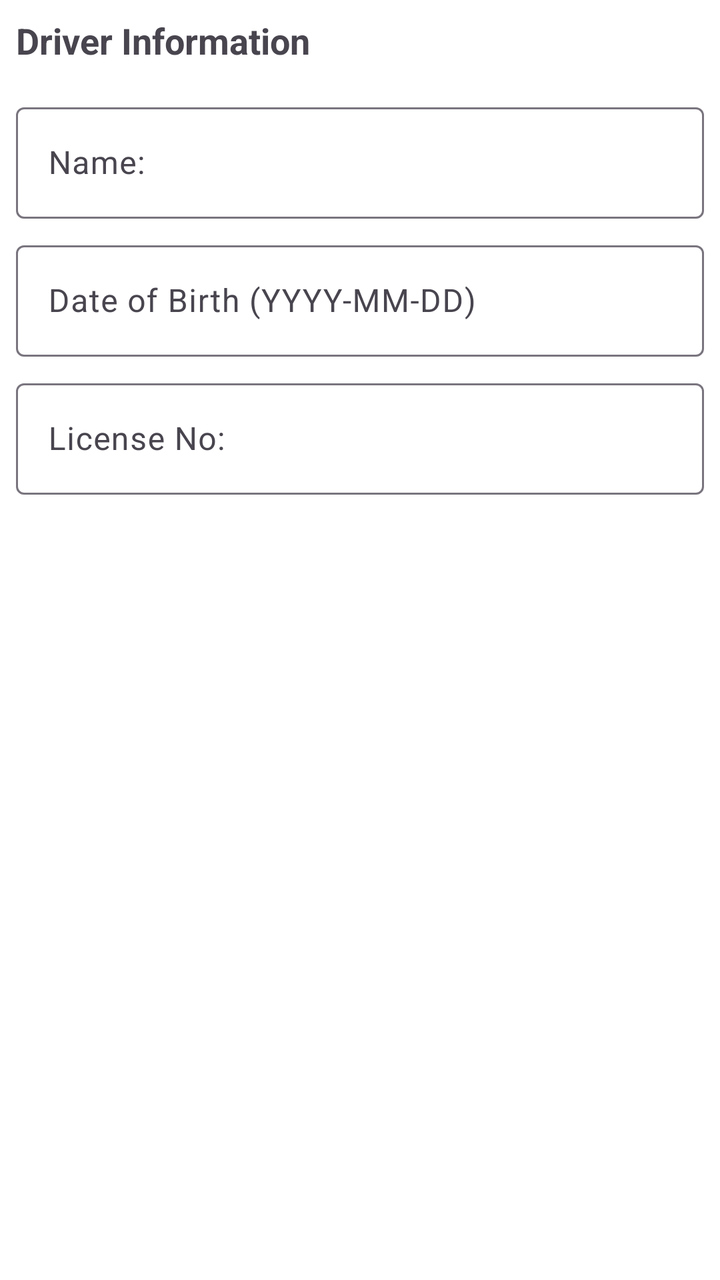
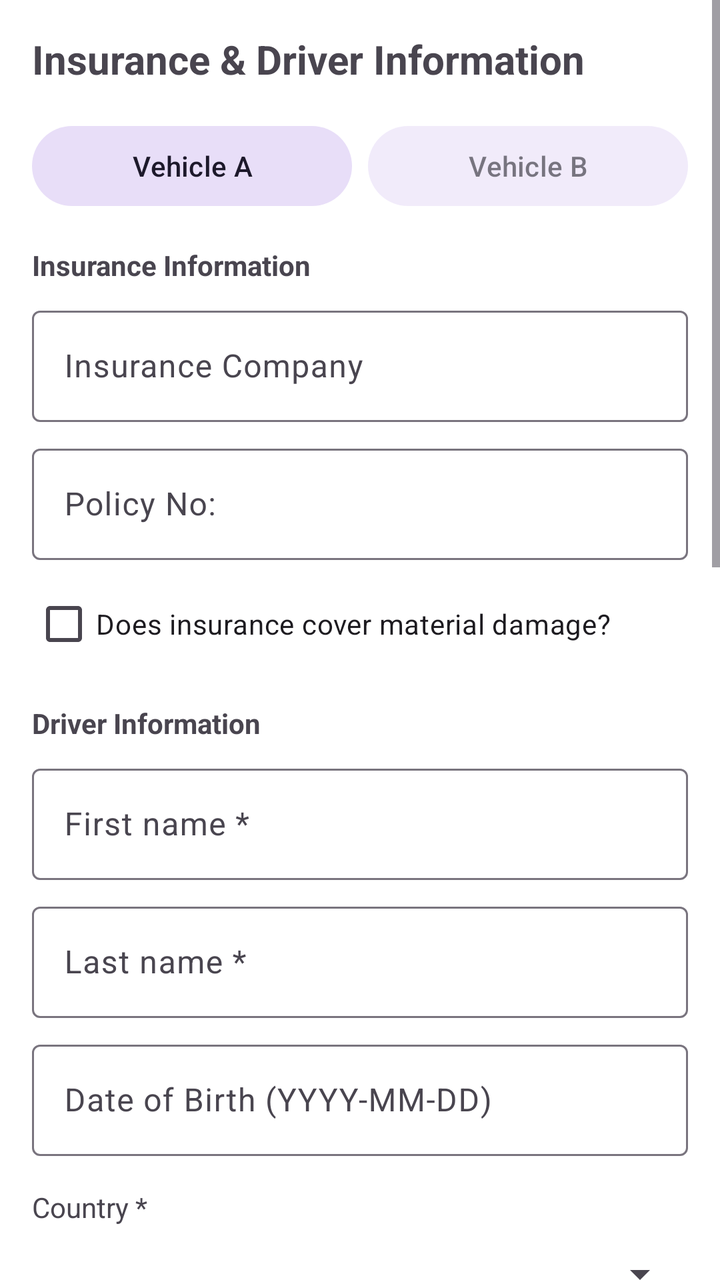

Before-and-after screenshots of an Android layout around one commit, followed by the original layout XML and the change that was made.
<!-- AndroidManifest.xml: application theme Theme.AccidentReportingApp -->
<!-- res/layout/step_driver_info.xml -->
<?xml version="1.0" encoding="utf-8"?>
<LinearLayout xmlns:android="http://schemas.android.com/apk/res/android"
    android:layout_width="match_parent"
    android:layout_height="match_parent"
    android:orientation="vertical"
    android:padding="8dp">

    <TextView
        android:id="@+id/text_step_title"
        android:layout_width="match_parent"
        android:layout_height="wrap_content"
        android:text="@string/label_driver"
        android:textSize="18sp"
        android:textStyle="bold"
        android:layout_marginBottom="16dp"/>

    <com.google.android.material.textfield.TextInputLayout
        android:layout_width="match_parent"
        android:layout_height="wrap_content"
        android:layout_marginBottom="8dp"
        style="@style/Widget.Material3.TextInputLayout.OutlinedBox">

        <com.google.android.material.textfield.TextInputEditText
            android:id="@+id/edit_driver_name"
            android:layout_width="match_parent"
            android:layout_height="wrap_content"
            android:hint="@string/field_name" />
    </com.google.android.material.textfield.TextInputLayout>

    <com.google.android.material.textfield.TextInputLayout
        android:layout_width="match_parent"
        android:layout_height="wrap_content"
        android:layout_marginBottom="8dp"
        style="@style/Widget.Material3.TextInputLayout.OutlinedBox">

        <com.google.android.material.textfield.TextInputEditText
            android:id="@+id/edit_driver_dob"
            android:layout_width="match_parent"
            android:layout_height="wrap_content"
            android:hint="Date of Birth (YYYY-MM-DD)" />
    </com.google.android.material.textfield.TextInputLayout>

    <com.google.android.material.textfield.TextInputLayout
        android:layout_width="match_parent"
        android:layout_height="wrap_content"
        android:layout_marginBottom="8dp"
        style="@style/Widget.Material3.TextInputLayout.OutlinedBox">

        <com.google.android.material.textfield.TextInputEditText
            android:id="@+id/edit_driver_license"
            android:layout_width="match_parent"
            android:layout_height="wrap_content"
            android:hint="@string/field_license_no" />
    </com.google.android.material.textfield.TextInputLayout>

</LinearLayout>
<!-- resources referenced by this layout -->
<resources>
  <string name="field_license_no">License No:</string>
  <string name="field_name">Name:</string>
  <string name="label_driver">Driver Information</string>
  <style name="Theme.AccidentReportingApp" parent="Base.Theme.AccidentReportingApp" />
  <style name="Base.Theme.AccidentReportingApp" parent="Theme.Material3.DayNight.NoActionBar">
          
          <item name="colorPrimary">@color/primary</item>
          <item name="colorOnPrimary">@color/white</item>
          <item name="colorPrimaryContainer">@color/primary_container</item>
  
          
          <item name="android:windowBackground">@color/white</item>
      </style>
  <color name="primary">#120D31</color>
  <color name="white">#FFFFFFFF</color>
  <color name="primary_container">#F0D3F7</color>
</resources>

<!-- the commit's change to res/layout/step_driver_info.xml (unified diff, before → after) -->
@@ -1,56 +1,278 @@
 <?xml version="1.0" encoding="utf-8"?>
-<LinearLayout xmlns:android="http://schemas.android.com/apk/res/android"
+<ScrollView xmlns:android="http://schemas.android.com/apk/res/android"
     android:layout_width="match_parent"
     android:layout_height="match_parent"
-    android:orientation="vertical"
-    android:padding="8dp">
-
-    <TextView
-        android:id="@+id/text_step_title"
+    xmlns:app="http://schemas.android.com/apk/res-auto">
+
+    <LinearLayout
         android:layout_width="match_parent"
         android:layout_height="wrap_content"
-        android:text="@string/label_driver"
-        android:textSize="18sp"
-        android:textStyle="bold"
-        android:layout_marginBottom="16dp"/>
-
-    <com.google.android.material.textfield.TextInputLayout
-        android:layout_width="match_parent"
-        android:layout_height="wrap_content"
-        android:layout_marginBottom="8dp"
-        style="@style/Widget.Material3.TextInputLayout.OutlinedBox">
-
-        <com.google.android.material.textfield.TextInputEditText
-            android:id="@+id/edit_driver_name"
-            android:layout_width="match_parent"
-            android:layout_height="wrap_content"
-            android:hint="@string/field_name" />
-    </com.google.android.material.textfield.TextInputLayout>
-
-    <com.google.android.material.textfield.TextInputLayout
-        android:layout_width="match_parent"
-        android:layout_height="wrap_content"
-        android:layout_marginBottom="8dp"
-        style="@style/Widget.Material3.TextInputLayout.OutlinedBox">
-
-        <com.google.android.material.textfield.TextInputEditText
-            android:id="@+id/edit_driver_dob"
-            android:layout_width="match_parent"
-            android:layout_height="wrap_content"
-            android:hint="Date of Birth (YYYY-MM-DD)" />
-    </com.google.android.material.textfield.TextInputLayout>
-
-    <com.google.android.material.textfield.TextInputLayout
-        android:layout_width="match_parent"
-        android:layout_height="wrap_content"
-        android:layout_marginBottom="8dp"
-        style="@style/Widget.Material3.TextInputLayout.OutlinedBox">
-
-        <com.google.android.material.textfield.TextInputEditText
-            android:id="@+id/edit_driver_license"
-            android:layout_width="match_parent"
-            android:layout_height="wrap_content"
-            android:hint="@string/field_license_no" />
-    </com.google.android.material.textfield.TextInputLayout>
-
-</LinearLayout>
+        android:orientation="vertical"
+        android:padding="16dp">
+
+        <TextView
+            android:id="@+id/text_step_title"
+            android:layout_width="match_parent"
+            android:layout_height="wrap_content"
+            android:text="@string/header_insurance_driver"
+            android:textSize="20sp"
+            android:textStyle="bold"
+            android:layout_marginBottom="16dp"/>
+
+        <LinearLayout
+            android:layout_width="match_parent"
+            android:layout_height="wrap_content"
+            android:orientation="horizontal"
+            android:layout_marginBottom="16dp">
+
+            <com.google.android.material.button.MaterialButton
+                android:id="@+id/tab_driver_a"
+                style="@style/Widget.Material3.Button.TonalButton"
+                android:layout_width="0dp"
+                android:layout_height="wrap_content"
+                android:layout_weight="1"
+                android:text="@string/header_vehicle_a"
+                android:layout_marginEnd="4dp"/>
+
+            <com.google.android.material.button.MaterialButton
+                android:id="@+id/tab_driver_b"
+                style="@style/Widget.Material3.Button.TonalButton"
+                android:layout_width="0dp"
+                android:layout_height="wrap_content"
+                android:layout_weight="1"
+                android:text="@string/header_vehicle_b"
+                android:layout_marginStart="4dp"
+                android:alpha="0.6"/>
+        </LinearLayout>
+
+        
+        <TextView
+            android:layout_width="match_parent"
+            android:layout_height="wrap_content"
+            android:text="@string/header_insurance_info"
+            android:textStyle="bold"
+            android:layout_marginBottom="8dp"/>
+
+        <com.google.android.material.textfield.TextInputLayout
+            android:layout_width="match_parent"
+            android:layout_height="wrap_content"
+            android:layout_marginBottom="8dp"
+            style="@style/Widget.Material3.TextInputLayout.OutlinedBox">
+            <com.google.android.material.textfield.TextInputEditText
+                android:id="@+id/edit_insurance_name"
+                android:layout_width="match_parent"
+                android:layout_height="wrap_content"
+                android:hint="@string/label_insurance_company" />
+        </com.google.android.material.textfield.TextInputLayout>
+
+        <com.google.android.material.textfield.TextInputLayout
+            android:layout_width="match_parent"
+            android:layout_height="wrap_content"
+            android:layout_marginBottom="8dp"
+            style="@style/Widget.Material3.TextInputLayout.OutlinedBox">
+            <com.google.android.material.textfield.TextInputEditText
+                android:id="@+id/edit_policy_number"
+                android:layout_width="match_parent"
+                android:layout_height="wrap_content"
+                android:hint="@string/field_policy_no" />
+        </com.google.android.material.textfield.TextInputLayout>
+
+        <com.google.android.material.checkbox.MaterialCheckBox
+            android:id="@+id/check_covers_damage"
+            android:layout_width="match_parent"
+            android:layout_height="wrap_content"
+            android:layout_marginBottom="16dp"
+            android:text="@string/hint_insurance_covers" />
+
+        
+        <TextView
+            android:layout_width="match_parent"
+            android:layout_height="wrap_content"
+            android:text="@string/label_driver"
+            android:textStyle="bold"
+            android:layout_marginBottom="8dp"/>
+
+        <com.google.android.material.textfield.TextInputLayout
+            android:layout_width="match_parent"
+            android:layout_height="wrap_content"
+            android:layout_marginBottom="8dp"
+            style="@style/Widget.Material3.TextInputLayout.OutlinedBox">
+            <com.google.android.material.textfield.TextInputEditText
+                android:id="@+id/edit_driver_first_name"
+                android:layout_width="match_parent"
+                android:layout_height="wrap_content"
+                android:hint="First name *" />
+        </com.google.android.material.textfield.TextInputLayout>
+
+        <com.google.android.material.textfield.TextInputLayout
+            android:layout_width="match_parent"
+            android:layout_height="wrap_content"
+            android:layout_marginBottom="8dp"
+            style="@style/Widget.Material3.TextInputLayout.OutlinedBox">
+            <com.google.android.material.textfield.TextInputEditText
+                android:id="@+id/edit_driver_last_name"
+                android:layout_width="match_parent"
+                android:layout_height="wrap_content"
+                android:hint="Last name *" />
+        </com.google.android.material.textfield.TextInputLayout>
+
+        <com.google.android.material.textfield.TextInputLayout
+            android:layout_width="match_parent"
+            android:layout_height="wrap_content"
+            android:layout_marginBottom="8dp"
+            style="@style/Widget.Material3.TextInputLayout.OutlinedBox">
+            <com.google.android.material.textfield.TextInputEditText
+                android:id="@+id/edit_driver_dob"
+                android:layout_width="match_parent"
+                android:layout_height="wrap_content"
+                android:hint="@string/hint_dob" />
+        </com.google.android.material.textfield.TextInputLayout>
+
+        <TextView
+            android:layout_width="match_parent"
+            android:layout_height="wrap_content"
+            android:text="Country *"
+            android:layout_marginTop="8dp"/>
+        <Spinner
+            android:id="@+id/spinner_driver_country"
+            android:layout_width="match_parent"
+            android:layout_height="wrap_content"
+            android:layout_marginBottom="8dp"
+            android:minHeight="48dp" />
+
+        <com.google.android.material.textfield.TextInputLayout
+            android:layout_width="match_parent"
+            android:layout_height="wrap_content"
+            android:layout_marginBottom="8dp"
+            style="@style/Widget.Material3.TextInputLayout.OutlinedBox">
+            <com.google.android.material.textfield.TextInputEditText
+                android:id="@+id/edit_driver_street"
+                android:layout_width="match_parent"
+                android:layout_height="wrap_content"
+                android:hint="Street *" />
+        </com.google.android.material.textfield.TextInputLayout>
+
+        <com.google.android.material.textfield.TextInputLayout
+            android:layout_width="match_parent"
+            android:layout_height="wrap_content"
+            android:layout_marginBottom="8dp"
+            style="@style/Widget.Material3.TextInputLayout.OutlinedBox">
+            <com.google.android.material.textfield.TextInputEditText
+                android:id="@+id/edit_driver_house_number"
+                android:layout_width="match_parent"
+                android:layout_height="wrap_content"
+                android:hint="House no. *" />
+        </com.google.android.material.textfield.TextInputLayout>
+
+        <com.google.android.material.textfield.TextInputLayout
+            android:layout_width="match_parent"
+            android:layout_height="wrap_content"
+            android:layout_marginBottom="8dp"
+            style="@style/Widget.Material3.TextInputLayout.OutlinedBox">
+            <com.google.android.material.textfield.TextInputEditText
+                android:id="@+id/edit_driver_apartment"
+                android:layout_width="match_parent"
+                android:layout_height="wrap_content"
+                android:hint="Apartment" />
+        </com.google.android.material.textfield.TextInputLayout>
+
+        <com.google.android.material.textfield.TextInputLayout
+            android:layout_width="match_parent"
+            android:layout_height="wrap_content"
+            android:layout_marginBottom="8dp"
+            style="@style/Widget.Material3.TextInputLayout.OutlinedBox">
+            <com.google.android.material.textfield.TextInputEditText
+                android:id="@+id/edit_driver_city"
+                android:layout_width="match_parent"
+                android:layout_height="wrap_content"
+                android:hint="City *" />
+        </com.google.android.material.textfield.TextInputLayout>
+
+        <com.google.android.material.textfield.TextInputLayout
+            android:layout_width="match_parent"
+            android:layout_height="wrap_content"
+            android:layout_marginBottom="8dp"
+            style="@style/Widget.Material3.TextInputLayout.OutlinedBox">
+            <com.google.android.material.textfield.TextInputEditText
+                android:id="@+id/edit_driver_postal_code"
+                android:layout_width="match_parent"
+                android:layout_height="wrap_content"
+                android:hint="Postal code" />
+        </com.google.android.material.textfield.TextInputLayout>
+
+        <com.google.android.material.textfield.TextInputLayout
+            android:layout_width="match_parent"
+            android:layout_height="wrap_content"
+            android:layout_marginBottom="8dp"
+            style="@style/Widget.Material3.TextInputLayout.OutlinedBox">
+            <com.google.android.material.textfield.TextInputEditText
+                android:id="@+id/edit_driver_email"
+                android:layout_width="match_parent"
+                android:layout_height="wrap_content"
+                android:hint="Email"
+                android:inputType="textEmailAddress" />
+        </com.google.android.material.textfield.TextInputLayout>
+
+        <com.google.android.material.textfield.TextInputLayout
+            android:layout_width="match_parent"
+            android:layout_height="wrap_content"
+            android:layout_marginBottom="8dp"
+            style="@style/Widget.Material3.TextInputLayout.OutlinedBox">
+            <com.google.android.material.textfield.TextInputEditText
+                android:id="@+id/edit_driver_contact"
+                android:layout_width="match_parent"
+                android:layout_height="wrap_content"
+                android:hint="Phone"
+                android:inputType="phone" />
+        </com.google.android.material.textfield.TextInputLayout>
+
+        <com.google.android.material.textfield.TextInputLayout
+            android:layout_width="match_parent"
+            android:layout_height="wrap_content"
+            android:layout_marginBottom="8dp"
+            style="@style/Widget.Material3.TextInputLayout.OutlinedBox">
+            <com.google.android.material.textfield.TextInputEditText
+                android:id="@+id/edit_driver_license"
+                android:layout_width="match_parent"
+                android:layout_height="wrap_content"
+                android:hint="@string/field_license_no" />
+        </com.google.android.material.textfield.TextInputLayout>
+
+        <com.google.android.material.textfield.TextInputLayout
+            android:layout_width="match_parent"
+            android:layout_height="wrap_content"
+            android:layout_marginBottom="8dp"
+            style="@style/Widget.Material3.TextInputLayout.OutlinedBox">
+            <com.google.android.material.textfield.TextInputEditText
+                android:id="@+id/edit_driver_license_category"
+                android:layout_width="match_parent"
+                android:layout_height="wrap_content"
+                android:hint="License category" />
+        </com.google.android.material.textfield.TextInputLayout>
+
+        <com.google.android.material.textfield.TextInputLayout
+            android:layout_width="match_parent"
+            android:layout_height="wrap_content"
+            android:layout_marginBottom="8dp"
+            style="@style/Widget.Material3.TextInputLayout.OutlinedBox">
+            <com.google.android.material.textfield.TextInputEditText
+                android:id="@+id/edit_driver_license_expiry"
+                android:layout_width="match_parent"
+                android:layout_height="wrap_content"
+                android:hint="License expiry" />
+        </com.google.android.material.textfield.TextInputLayout>
+
+        <com.google.android.material.textfield.TextInputLayout
+            android:layout_width="match_parent"
+            android:layout_height="wrap_content"
+            android:layout_marginBottom="8dp"
+            style="@style/Widget.Material3.TextInputLayout.OutlinedBox">
+            <com.google.android.material.textfield.TextInputEditText
+                android:id="@+id/edit_driver_personal_id"
+                android:layout_width="match_parent"
+                android:layout_height="wrap_content"
+                android:hint="Personal ID / National code *" />
+        </com.google.android.material.textfield.TextInputLayout>
+
+    </LinearLayout>
+</ScrollView>
<!-- resource entries referenced after the edit -->
@@ -1,8 +1,15 @@
 <!-- resources referenced by this layout -->
 <resources>
   <string name="field_license_no">License No:</string>
-  <string name="field_name">Name:</string>
+  <string name="field_policy_no">Policy No:</string>
+  <string name="header_insurance_driver">Insurance &amp; Driver Information</string>
+  <string name="header_insurance_info">Insurance Information</string>
+  <string name="header_vehicle_a">Vehicle A</string>
+  <string name="header_vehicle_b">Vehicle B</string>
+  <string name="hint_dob">Date of Birth (YYYY-MM-DD)</string>
+  <string name="hint_insurance_covers">Does insurance cover material damage?</string>
   <string name="label_driver">Driver Information</string>
+  <string name="label_insurance_company">Insurance Company</string>
   <style name="Theme.AccidentReportingApp" parent="Base.Theme.AccidentReportingApp" />
   <style name="Base.Theme.AccidentReportingApp" parent="Theme.Material3.DayNight.NoActionBar">
           
